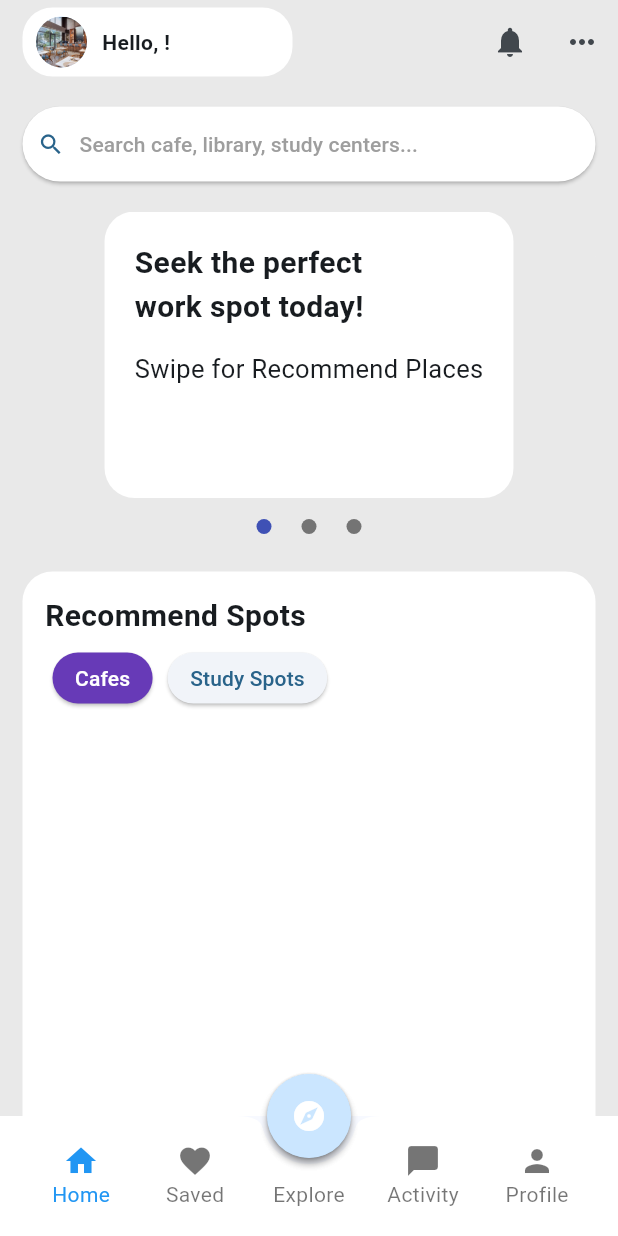
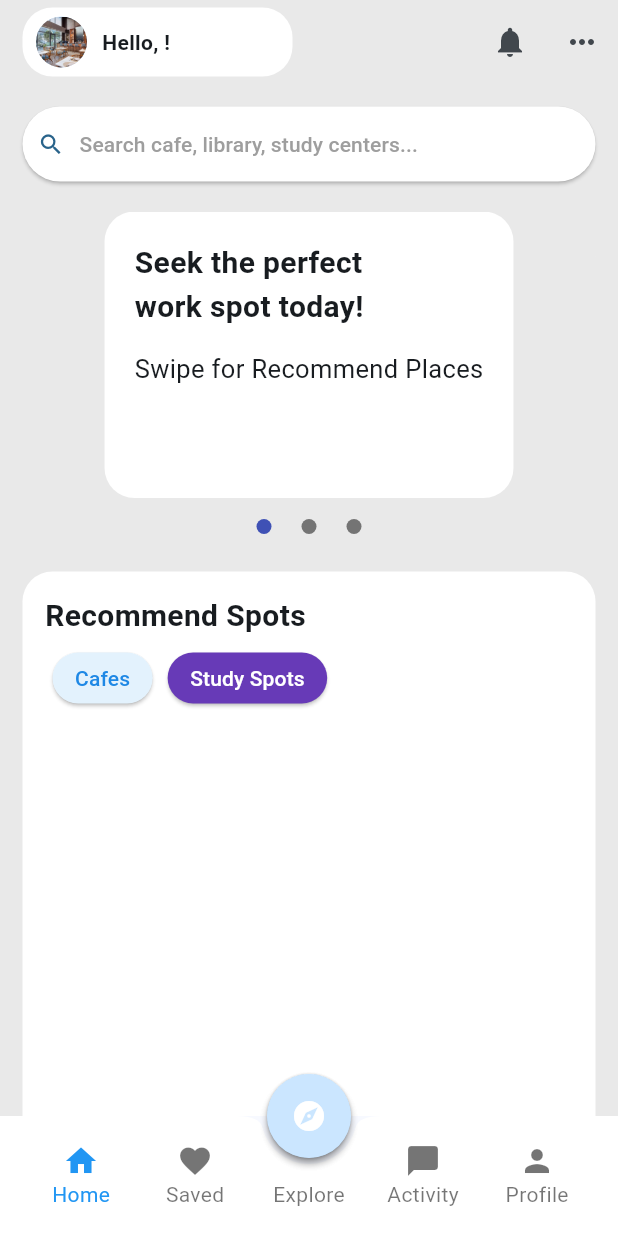
Before and after one commit to SpotSpots/spots_front, a Flutter app: the screen it shows once a user with an empty profile is signed in, after a tap on "Study Spots", on a phone screen of 412 x 824 dp. Run offline on Flutter 3.47's test engine with Material 3 defaults, Android fonts, the phone set to English and light mode, and no system bars; drawn by our look-alikes of carousel_slider; our stand-ins replace cloud_firestore, firebase_auth, firebase_core, firebase_database, modal_progress_hud_nsn; accounts and stored records are empty.

Commit message:
Recommend Spots 기능, 디자인 완료

```diff
--- a/lib/HomePage.dart
+++ b/lib/HomePage.dart
@@ -3,6 +3,7 @@ import 'package:cloud_firestore/cloud_firestore.dart';
 import 'package:flutter/material.dart';
 import 'package:firebase_auth/firebase_auth.dart';
 import 'package:firebase_database/firebase_database.dart';
+import 'CafeService.dart';
 import 'SearchPage.dart';
 
 class HomePage extends StatefulWidget {
@@ -17,7 +18,10 @@ class _HomePageState extends State<HomePage> {
   String spotName = '';
   String spotDetail = '';
 
+  String category = 'cafe';
+
   int _current = 0;
+  int _selectedCategory = 0;
 
   @override
   void initState(){
@@ -37,34 +41,6 @@ class _HomePageState extends State<HomePage> {
       print('Error : $error');
     }
   }
-
-  Future<void> fetchSpotsByCategory(String category) async {
-    final CollectionReference _cafe = FirebaseFirestore.instance.collection(
-        'cafe');
-
-    try {
-      QuerySnapshot cafeSnapshot = await _cafe.where(
-          'category', isEqualTo: category).get();
-
-      if (cafeSnapshot.docs.isNotEmpty) {
-        // cafeSnapshot.docs에는 category가 'cafe'인 문서들이 들어있습니다.
-        // 여기에서 필요한 작업을 수행하면 됩니다.
-        for (QueryDocumentSnapshot documentSnapshot in cafeSnapshot.docs) {
-          // documentSnapshot을 이용하여 각 문서의 데이터에 접근할 수 있습니다.
-          spotName = documentSnapshot['name'];
-          spotDetail = documentSnapshot['detail'];
-          // 추가로 필요한 작업 수행
-        }
-      } else {
-        // 해당 카테고리의 데이터가 없을 경우 처리
-        print('No cafes found in the selected category');
-      }
-    } catch (error) {
-      print('Error: $error');
-    }
-  }
-
-
 
 
   @override
@@ -341,64 +317,53 @@ class _HomePageState extends State<HomePage> {
                             children: [
                               ElevatedButton(
                                 style: ElevatedButton.styleFrom(
-                                  backgroundColor: Colors.deepPurple,
+                                  backgroundColor: _selectedCategory == 0? Colors.deepPurple : Colors.blue[50],
                                   minimumSize: Size.zero,
                                   padding: const EdgeInsets.fromLTRB(15, 7, 15, 7),
                                   tapTargetSize: MaterialTapTargetSize.shrinkWrap,
                                 ),
                                 onPressed: () {
-                                  fetchSpotsByCategory('cafe');
+                                  setState(() {
+                                    category = 'cafe';
+                                    _selectedCategory = 0;
+                                  });
                                 },
-                                child: const Text('Cafes', style: TextStyle(color: Colors.white),),
+                                child: Text('Cafes', style: TextStyle(color: _selectedCategory == 0? Colors.white: Colors.blue[600]),),
                               ),
                               const SizedBox(width: 10),
                               ElevatedButton(
                                 style: ElevatedButton.styleFrom(
+                                  backgroundColor: _selectedCategory == 1? Colors.deepPurple : Colors.blue[50],
                                   minimumSize: Size.zero,
                                   padding: const EdgeInsets.fromLTRB(15, 7, 15, 7),
                                   tapTargetSize: MaterialTapTargetSize.shrinkWrap,
                                 ),
                                 onPressed: () {
-                                  fetchSpotsByCategory('studyspot');
+                                  setState(() {
+                                    category = 'studyspot';
+                                    _selectedCategory = 1;
+                                  });
                                 },
-                                child: const Text('Study Spots'),
+                                child: Text('Study Spots', style: TextStyle(color: _selectedCategory == 1? Colors.white: Colors.blue[600]),),
                               ),
                               const SizedBox(width: 10),
-                              // ElevatedButton(
-                              //   style: ElevatedButton.styleFrom(
-                              //     minimumSize: Size.zero,
-                              //     padding: const EdgeInsets.fromLTRB(15, 7, 15, 7),
-                              //     tapTargetSize: MaterialTapTargetSize.shrinkWrap,
-                              //   ),
-                              //   onPressed: () {},
-                              //   child: const Text('Study Centers'),
-                              // ),
-                              // const SizedBox(width: 10),
-                              // ElevatedButton(
-                              //   style: ElevatedButton.styleFrom(
-                              //     minimumSize: Size.zero,
-                              //     padding: const EdgeInsets.fromLTRB(15, 7, 15, 7),
-                              //     tapTargetSize: MaterialTapTargetSize.shrinkWrap,
-                              //   ),
-                              //   onPressed: () {},
-                              //   child: const Text('Outdoors'),
-                              // ),
-                              // const SizedBox(width: 10),
                             ],
                           ),
                         ),
                         const SizedBox(height: 10),
 
                         // 3-3. 장소 카드 뷰
-                    Container(
+
+                        SizedBox(
                           height: 370,
-                      child: StreamBuilder(
-                        stream: _cafe.snapshots(),
-                        builder: (context, AsyncSnapshot<QuerySnapshot> streamSnapshot) {
-                          if (streamSnapshot.hasData) {
+                          child: FutureBuilder(
+                            future: CafeService().getCafesByCategory(category),
+                            builder: (context, snapshot) {
+                              if (snapshot.hasData) {
+                                List<Cafe> cafes = snapshot.data!;
                                 return GridView.builder(
                                   shrinkWrap: true,
-                              itemCount: streamSnapshot.data!.docs.length,
+                                  itemCount: cafes.length,
                                   gridDelegate: SliverGridDelegateWithFixedCrossAxisCount(
                                     crossAxisCount: 2,
                                     childAspectRatio: 1,
@@ -406,8 +371,7 @@ class _HomePageState extends State<HomePage> {
                                     crossAxisSpacing: 5,
                                   ),
                                   itemBuilder: (context, index) {
-                                final DocumentSnapshot documentSnapshot = streamSnapshot.data!
-                                    .docs[index];
+                                    final Cafe cafe = cafes[index];
                                     return GestureDetector(
                                       onTap: () {
                                         print('카페 이름을 resultPage로 전달하기');
@@ -419,7 +383,7 @@ class _HomePageState extends State<HomePage> {
                                           Container(
                                             margin: EdgeInsets.all(5),
                                             decoration: BoxDecoration(
-                                            borderRadius: BorderRadius.circular(10),
+                                                borderRadius: BorderRadius.circular(20),
                                                 boxShadow: [BoxShadow(
                                                     color: Colors.grey.withOpacity(0.7),
                                                     spreadRadius: 0,
@@ -430,7 +394,7 @@ class _HomePageState extends State<HomePage> {
                                                 image: DecorationImage(
                                                     fit: BoxFit.cover,
                                                     image: NetworkImage(
-                                                    documentSnapshot['image'])
+                                                        cafe.image!)
                                                 )
                                             ),
                                           ),
@@ -452,7 +416,7 @@ class _HomePageState extends State<HomePage> {
                                           Positioned(
                                               top: 25,
                                               left: 20,
-                                        child: Text(documentSnapshot['rating'], style: const TextStyle(color: Colors.white, fontSize: 10, fontWeight: FontWeight.w500),)
+                                              child: Text(cafe.rating!, style: const TextStyle(color: Colors.white, fontSize: 10, fontWeight: FontWeight.w500),)
                                           ),
 
                                           //하얀색 컨테이너
@@ -463,10 +427,8 @@ class _HomePageState extends State<HomePage> {
                                               height: 50,
                                               margin: EdgeInsets.all(5),
                                               decoration: BoxDecoration(
-                                              borderRadius: const BorderRadius.only(
-                                                bottomRight: Radius.circular(10),
-                                                bottomLeft: Radius.circular(10),
-                                              ),
+                                                  borderRadius: BorderRadius.only(
+                                                      bottomRight: Radius.circular(20)),
                                                   color: Colors.white,
                                                   boxShadow: [BoxShadow(
                                                       color: Colors.grey.withOpacity(0.7),
@@ -483,7 +445,7 @@ class _HomePageState extends State<HomePage> {
                                                   crossAxisAlignment: CrossAxisAlignment.stretch,
                                                   children: [
                                                     Text(
-                                                  documentSnapshot['name'],
+                                                      cafe.name!,
                                                       style: const TextStyle(
                                                         fontSize: 17,
                                                         color: Colors.black,
@@ -491,7 +453,7 @@ class _HomePageState extends State<HomePage> {
                                                       ),
                                                     ),
                                                     Text(
-                                                  documentSnapshot['detail'],
+                                                      cafe.detail!,
                                                       style: TextStyle(
                                                         fontSize: 10,
                                                         overflow: TextOverflow.ellipsis,
@@ -520,7 +482,6 @@ class _HomePageState extends State<HomePage> {
                           ),
                         ),
 
-
                       ],
                     ),
                   ),
```
Lines whose indentation alone changed are shown as unchanged.
